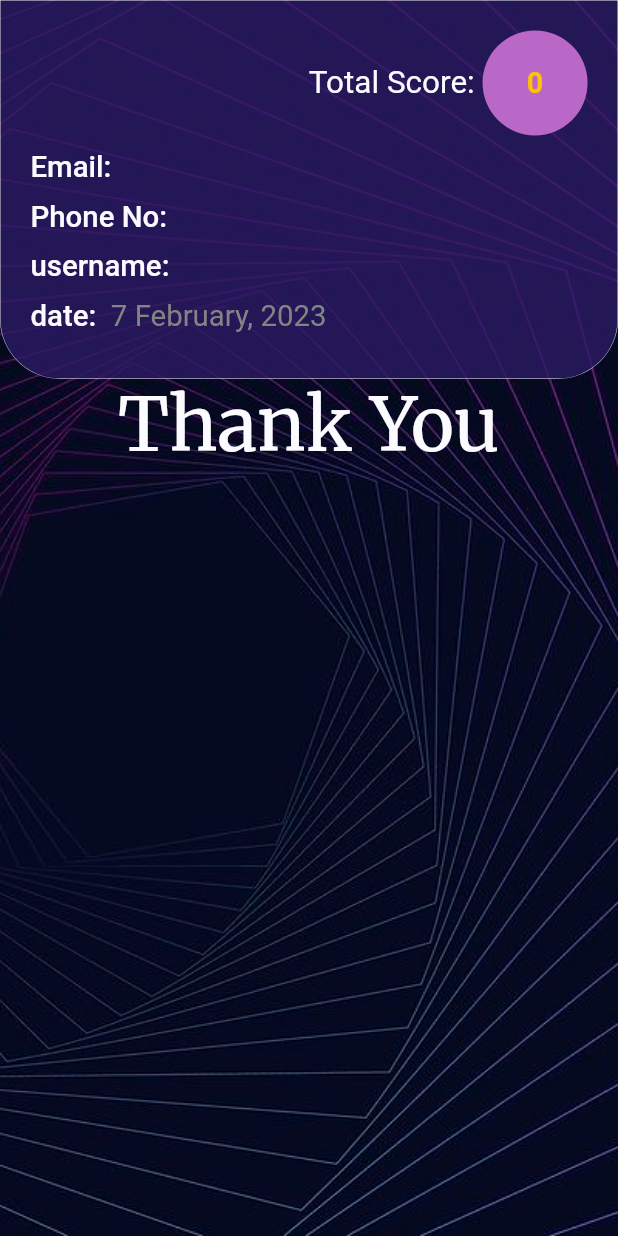
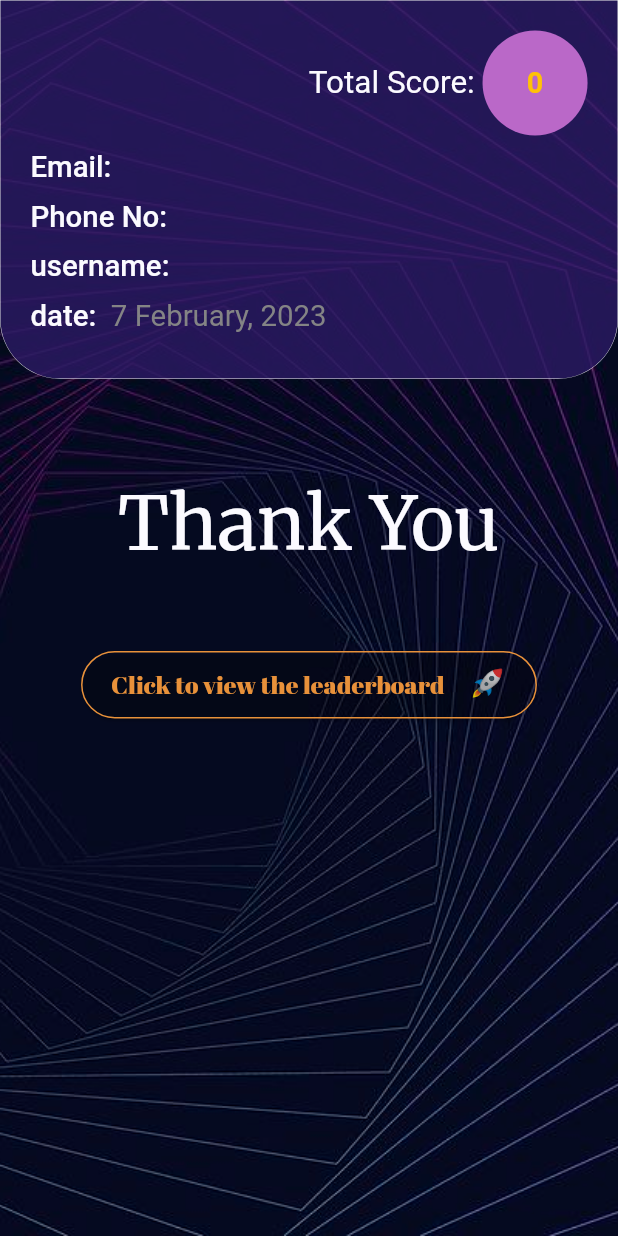
Before and after one commit to Captured-Heart/kochure_quiz_app, a Flutter app: the QuizSummaryScreen screen opened by its route, on a phone screen of 412 x 824 dp. Run offline on Flutter 3.47's test engine with Material 2 defaults, Android fonts, the phone set to English and light mode, and no system bars; our stand-ins replace animated_text_kit, cloud_firestore, confetti, device_info_plus, device_preview, firebase_auth and 6 more; accounts and stored records are empty.

Commit message:
re-arrange screens, refactored summary screen

```diff
--- a/lib/AuthScreen/views/auth_screen_desktop.dart
+++ b/lib/AuthScreen/views/auth_screen_desktop.dart
@@ -106,6 +106,7 @@ class AuthScreenDesktopState extends ConsumerState<AuthScreenDesktop> {
                         ),
                         RegTextField(
                           myController: phoneNoController,
+                          textInputType: TextInputType.phone,
                           hintText: 'Phone Number',
                           validator: MultiValidator([
                             RequiredValidator(
--- a/lib/AuthScreen/widgets/reg_textfield.dart
+++ b/lib/AuthScreen/widgets/reg_textfield.dart
@@ -7,17 +7,18 @@ class RegTextField extends StatelessWidget {
     Key? key,
     required this.myController,
     required this.hintText,
-    this.validator,
+    this.validator, this.textInputType,
   }) : super(key: key);
 
   final TextEditingController myController;
   final String hintText;
   final String? Function(String?)? validator;
+  final TextInputType ? textInputType;
   @override
   Widget build(BuildContext context) {
     return TextFormField(
       controller: myController,
-      keyboardType: TextInputType.emailAddress,
+      keyboardType: textInputType ?? TextInputType.emailAddress,
       style: const TextStyle(color: BrandColors.colorBackground, fontSize: 20),
       cursorColor: BrandColors.colorBackground,
       cursorWidth: 6,
--- a/lib/QuizScreen/views/quiz_summary_screen.dart
+++ b/lib/QuizScreen/views/quiz_summary_screen.dart
@@ -1,6 +1,7 @@
 import 'dart:math';
 
 import 'package:kochure_quiz_app/QuizScreen/services/fetch_quiz_summary.dart';
+import 'package:kochure_quiz_app/ScoreBoard/leaderboard_screen.dart';
 import 'package:kochure_quiz_app/utils/date_formatter.dart';
 
 import '../../app.dart';
@@ -79,16 +80,97 @@ class QuizSummaryScreenState extends ConsumerState<QuizSummaryScreen> {
                           child: CircularProgressIndicator(),
                         )),
               ),
-
+              SizedBox(
+                height: size.height * 0.08,
+              ),
               Center(
-                  child: Text(
+                child: Column(
+                  children: [
+                    Text(
                       'Thank You',
                       style: GoogleFonts.merriweather(
                         color: BrandColors.colorBackground,
                       ),
                       textScaleFactor: 3.5,
                       textAlign: TextAlign.center,
+                    ),
+                    SizedBox(
+                      height: size.height * 0.06,
+                    ),
+                    Center(
+                      child: Card(
+                        color: Colors.transparent,
+                        shape: RoundedRectangleBorder(
+                            borderRadius: BorderRadius.circular(30),
+                            side: const BorderSide(
+                              color: BrandColors.colorOrange,
                             )),
+                        child: Padding(
+                          padding: const EdgeInsets.symmetric(
+                              horizontal: 20.0, vertical: 10),
+                          child: GestureDetector(
+                            onTap: () {
+                              pushNamed(
+                                  context, LeaderScoreBoardScreen.routeName);
+                            },
+                            child: Row(
+                              mainAxisAlignment: MainAxisAlignment.center,
+                              mainAxisSize: MainAxisSize.min,
+                              children: [
+                                Text(
+                                  'Click to view the leaderboard',
+                                  style: GoogleFonts.abrilFatface(
+                                    fontSize: Responsive.isDesktop(context)
+                                        ? size.height * 0.04
+                                        : size.height * 0.02,
+                                    color: BrandColors.colorOrange,
+                                  ),
+                                ),
+                                // AnimatedTextKit(
+                                //   animatedTexts: [
+                                //     ColorizeAnimatedText(
+                                //       'Click to view the leaderboard',
+                                //       textStyle: GoogleFonts.abrilFatface(
+                                //         fontSize: Responsive.isDesktop(context)
+                                //             ? size.height * 0.04
+                                //             : size.height * 0.02,
+                                //         color: BrandColors.colorBackground,
+                                //       ),
+                                //       colors: [
+                                //         BrandColors.colorOrange,
+                                //         BrandColors.colorPink,
+                                //         BrandColors.colorOrange,
+                                //         BrandColors.colorPink,
+                                //         BrandColors.colorGreen,
+                                //         BrandColors.instantBuyBalanceText,
+                                //       ],
+                                //       speed: const Duration(milliseconds: 180),
+                                //     ),
+                                //   ],
+                                //   isRepeatingAnimation: true,
+                                //   repeatForever: true,
+                                //   onTap: () {
+                                //     pushNamed(context,
+                                //         LeaderScoreBoardScreen.routeName);
+                                //   },
+                                // ),
+                                const SizedBox(
+                                  width: 5,
+                                ),
+                                Text(
+                                  '  🚀',
+                                  textScaleFactor:
+                                      Responsive.isDesktop(context) ? 3 : 1.5,
+                                )
+                              ],
+                            ),
+                          ),
+                        ),
+                      ),
+                    ),
+                  ],
+                ),
+              ),
 
               // Expanded(
               //   // height: size.height * 0.7,
@@ -155,7 +237,7 @@ class QuizSummaryScreenState extends ConsumerState<QuizSummaryScreen> {
                   textScaleFactor: Responsive.isDesktop(context) ? 3 : 1.5,
                 ),
                 CircleAvatar(
-                  radius: 35,
+                  radius: Responsive.isDesktop(context) ? 60 : 35,
                   backgroundColor: Colors.purple[300],
                   child: Text(
                     score,
@@ -163,7 +245,7 @@ class QuizSummaryScreenState extends ConsumerState<QuizSummaryScreen> {
                       color: Colors.amber,
                       fontWeight: AppFontWeight.bold,
                     ),
-                    textScaleFactor: 1.2,
+                    textScaleFactor: Responsive.isDesktop(context) ? 3 : 1.2,
                   ),
                 )
               ],
```
Also changed, not shown: lib/AuthScreen/services/auth_services.dart (+5 -3 lines), lib/OnBoarding/views/onboarding_desktop.dart (+41 -34 lines), lib/OnBoarding/widgets/onboarding_ads.dart (+11 -6 lines), lib/QuizScreen/views/quiz_rules_screen.dart (+16 -1 lines), lib/AuthScreen/views/auth_switch_screen.dart (added), 1 other file. Lines whose indentation alone changed are shown as unchanged.
